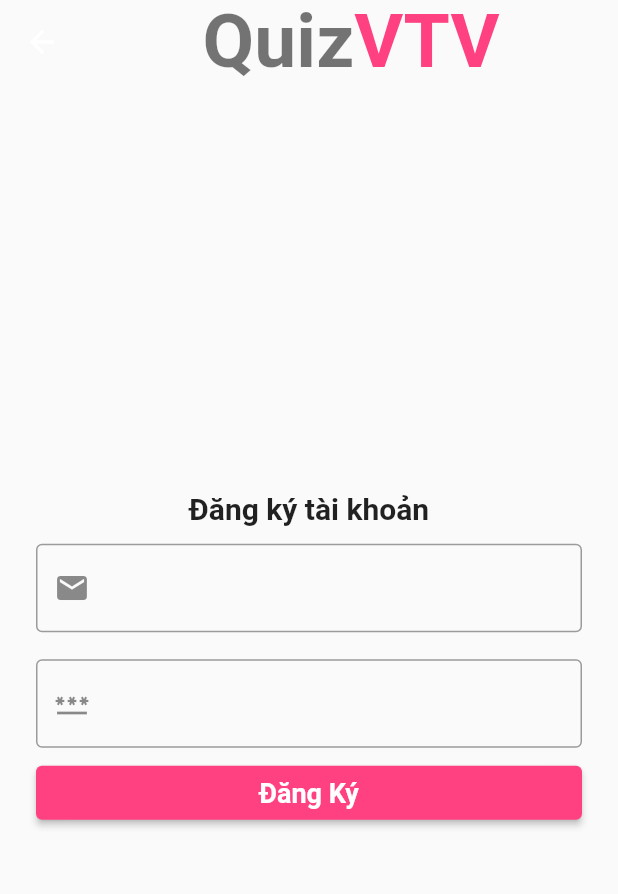
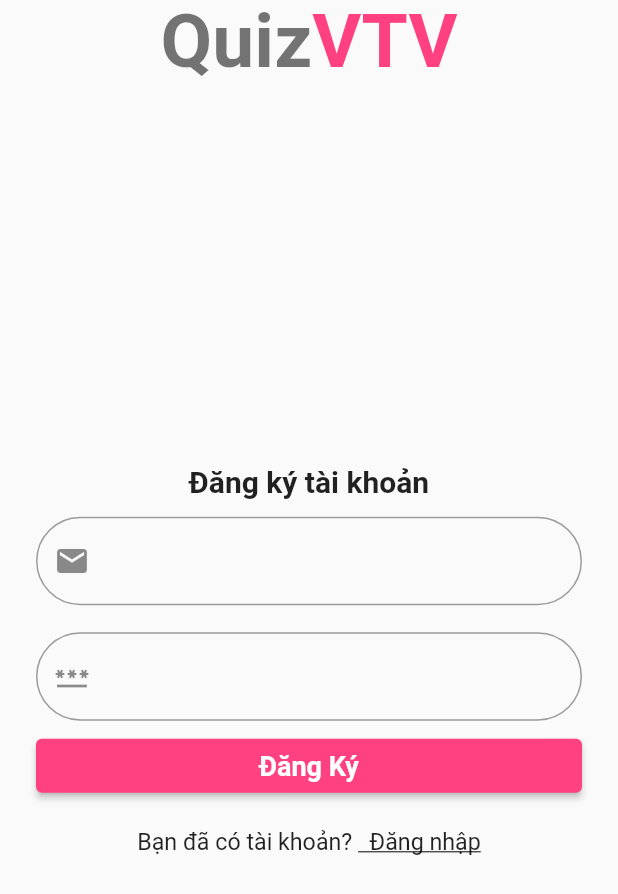
Before and after one commit to nguyenhoangvu-cdpm20d/flutter_appvutrungvinh_406394402, a Flutter app: the SignUp screen opened directly, on a phone screen of 412 x 824 dp. Shown: the top 894 px of the screen. Run offline on Flutter 3.47's test engine with Material 2 defaults, Android fonts, the phone set to English and light mode, and no system bars; our stand-ins replace animated_text_kit, cached_network_image, cloud_firestore, convex_bottom_bar, firebase_auth, firebase_core and 1 more; accounts and stored records are empty; network calls fail.

Commit message:
chỉnh sửa thêm vài thứ

```diff
--- a/lib/views/sign_up_in/signup.dart
+++ b/lib/views/sign_up_in/signup.dart
@@ -38,7 +38,8 @@
                 controller: txtEmail,
                 keyboardType: TextInputType.emailAddress,
                 decoration: InputDecoration(
-                  border: OutlineInputBorder(),
+                  border: OutlineInputBorder(
+                      borderRadius: BorderRadius.circular(30)),
                   prefixIcon: Icon(Icons.email),
                 ),
               ),
@@ -49,7 +50,8 @@
                 controller: txtPass,
                 obscureText: true,
                 decoration: InputDecoration(
-                  border: OutlineInputBorder(),
+                  border: OutlineInputBorder(
+                      borderRadius: BorderRadius.circular(30)),
                   prefixIcon: Icon(Icons.password),
                 ),
               ),
@@ -60,7 +62,8 @@
                   final newUser = _auth.createUserWithEmailAndPassword(
                       email: txtEmail.text, password: txtPass.text);
                   if (newUser != null) {
-                    Navigator.pop(context, 'Bạn đã đăng ký thành công');
+                    Navigator.push(context,
+                        MaterialPageRoute(builder: (context) => SignIn()));
                   } else {
                     final snackBar =
                         SnackBar(content: Text('Tài khoản này không hợp lệ'));
@@ -78,7 +81,30 @@
               style: ButtonStyle(
                   backgroundColor:
                       MaterialStateProperty.all(Colors.pinkAccent)),
-            )
+            ),
+            SizedBox(
+              height: 18,
+            ),
+            Row(
+              mainAxisAlignment: MainAxisAlignment.center,
+              children: [
+                const Text(
+                  "Bạn đã có tài khoản? ",
+                  style: TextStyle(fontSize: 15.5),
+                ),
+                GestureDetector(
+                  onTap: () {
+                    Navigator.pushReplacement(context,
+                        MaterialPageRoute(builder: (context) => SignIn()));
+                  },
+                  child: const Text(
+                    "  Đăng nhập",
+                    style: TextStyle(
+                        fontSize: 15.5, decoration: TextDecoration.underline),
+                  ),
+                ),
+              ],
+            ),
           ],
         ),
       ),
--- a/lib/views/startscreen.dart
+++ b/lib/views/startscreen.dart
@@ -41,7 +41,7 @@
                     const Text(
                       'QUIZ',
                       style: TextStyle(
-                        fontSize: 55.0,
+                        fontSize: 57.0,
                         fontWeight: FontWeight.bold,
                         color: Colors.pink,
                         shadows: [
@@ -55,7 +55,7 @@
                     const SizedBox(width: 20.0, height: 100.0),
                     DefaultTextStyle(
                       style: const TextStyle(
-                        fontSize: 55.0,
+                        fontSize: 57.0,
                         fontFamily: 'Horizon',
                         color: Colors.pink,
                         fontWeight: FontWeight.bold,
```
Also changed, not shown: lib/views/sign_up_in/signin.dart (+33 -12 lines).
